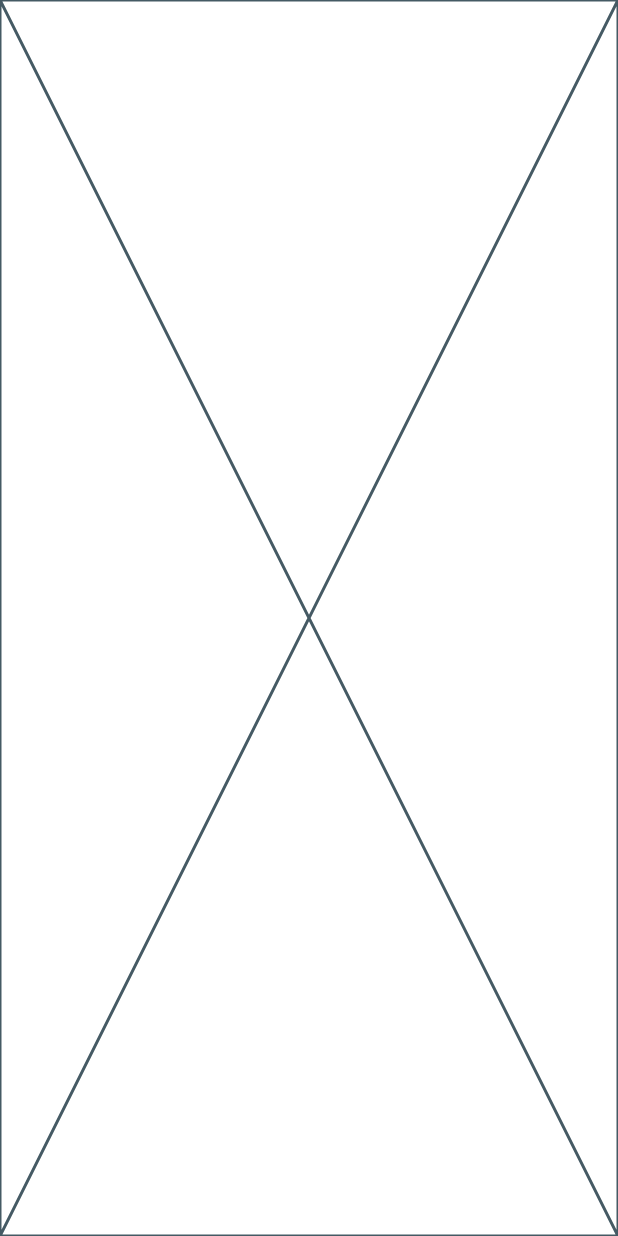
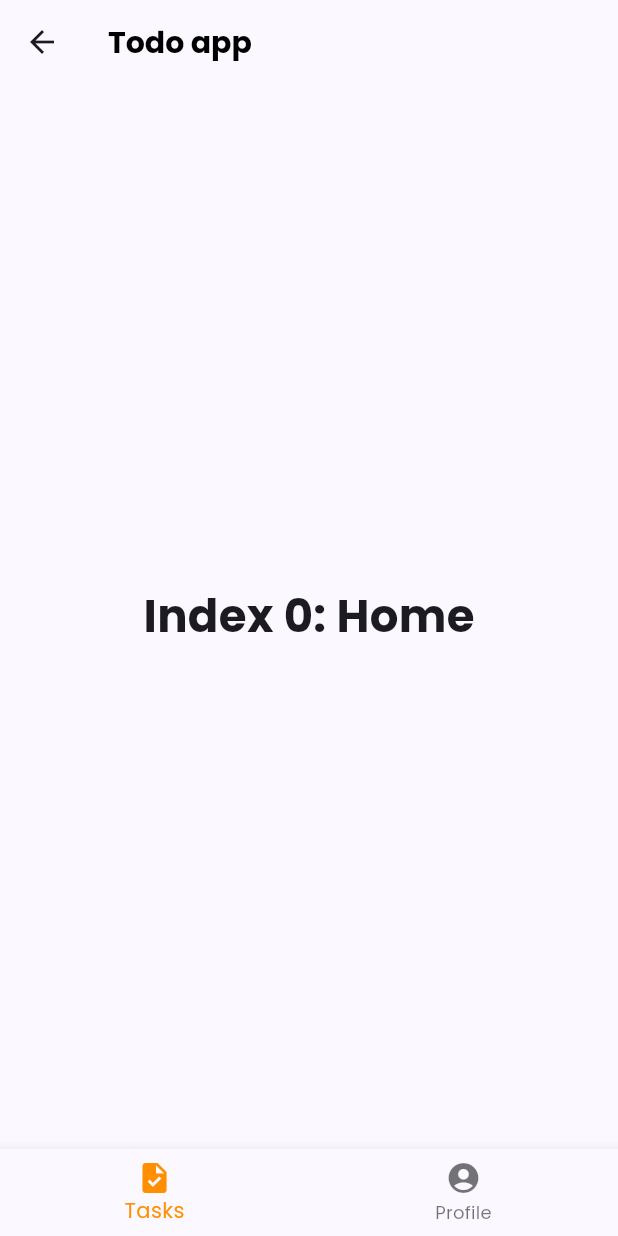
Before and after one commit to RH203/todo-app-flutter, a Flutter app: the screen it shows after launch, after a tap on "Next", on a phone screen of 412 x 824 dp. Run offline on Flutter 3.47's test engine with Material 3 defaults, Android fonts, the phone set to English and light mode, and no system bars; our stand-ins replace google_fonts.

Commit message:
implementation BottomNavigationBarItem

```diff
--- a/lib/main.dart
+++ b/lib/main.dart
@@ -17,7 +17,7 @@ void main() {
             fontWeight: FontWeight.bold,
           ),
           titleLarge: TextStyle(
-            fontSize: 30,
+            fontSize: 20,
             fontWeight: FontWeight.bold,
           ),
           bodyMedium: TextStyle(
@@ -29,7 +29,7 @@ void main() {
             fontWeight: FontWeight.bold,
           ),
         ),
-        fontFamily: GoogleFonts.jetBrainsMono().fontFamily,
+        fontFamily: GoogleFonts.poppins().fontFamily,
         useMaterial3: true,
       ),
       home: const Homescreen(),
--- a/lib/screens/homescreen.dart
+++ b/lib/screens/homescreen.dart
@@ -34,7 +34,8 @@ class Homescreen extends StatelessWidget {
                 style: Theme.of(context).textTheme.titleMedium!.copyWith(
                       color: Theme.of(context).colorScheme.primary,
                     ),
-                ))
+              ),
+            )
           ],
         ),
       ),
--- a/lib/screens/todo_screen.dart
+++ b/lib/screens/todo_screen.dart
@@ -1,15 +1,72 @@
 import 'package:flutter/material.dart';
+import 'package:todo_app/screens/homescreen.dart';
 
 class TodoScreen extends StatefulWidget {
-  const TodoScreen({super.key});
+  const TodoScreen({Key? key}) : super(key: key);
 
   @override
   State<TodoScreen> createState() => _TodoScreenState();
 }
 
 class _TodoScreenState extends State<TodoScreen> {
+  int _selectedIndex = 0;
+
+  static const TextStyle optionStyle =
+      TextStyle(fontSize: 30, fontWeight: FontWeight.bold);
+  static const List<Widget> _widgetOptions = <Widget>[
+    Text(
+      'Index 0: Home',
+      style: optionStyle,
+    ),
+    Text(
+      'Index 1: Business',
+      style: optionStyle,
+    ),
+  ];
+
+  void _onItemTapped(int index) {
+    setState(() {
+      _selectedIndex = index;
+    });
+  }
+
   @override
   Widget build(BuildContext context) {
-    return const Placeholder();
+    return Scaffold(
+      appBar: AppBar(
+        leading: IconButton(
+          onPressed: () {
+            Navigator.of(context).push(
+              MaterialPageRoute(builder: (context) => const Homescreen()),
+            );
+          },
+          icon: const Icon(Icons.arrow_back),
+        ),
+        title: Text(
+          "Todo app",
+          style: Theme.of(context).textTheme.titleLarge!.copyWith(
+                color: const Color(0xFF000000),
+              ),
+        ),
+      ),
+      body: Center(
+        child: _widgetOptions.elementAt(_selectedIndex),
+      ),
+      bottomNavigationBar: BottomNavigationBar(
+        items: const <BottomNavigationBarItem>[
+          BottomNavigationBarItem(
+            icon: Icon(Icons.task),
+            label: 'Tasks',
+          ),
+          BottomNavigationBarItem(
+            icon: Icon(Icons.account_circle),
+            label: 'Profile',
+          ),
+        ],
+        currentIndex: _selectedIndex,
+        selectedItemColor: Colors.amber[800],
+        onTap: _onItemTapped,
+      ),
+    );
   }
 }
```
Lines whose indentation alone changed are shown as unchanged.
